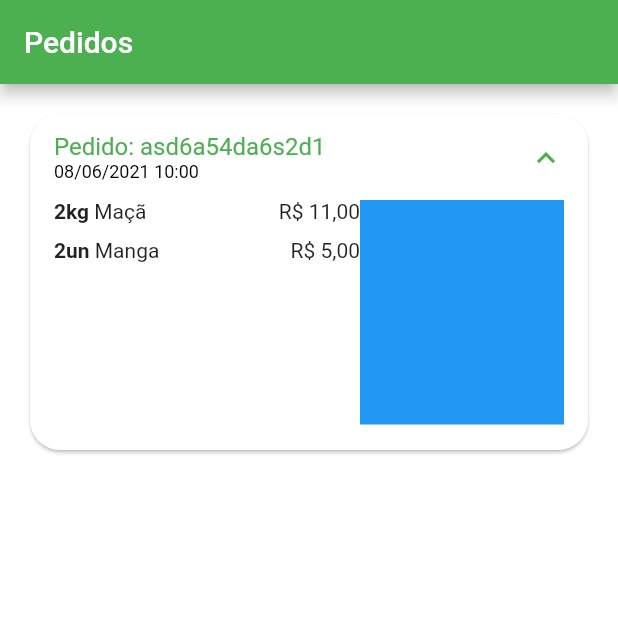
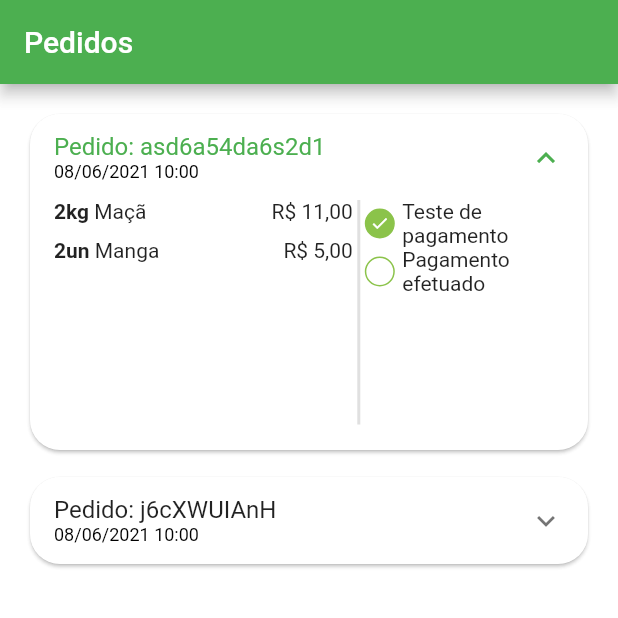
Before and after one commit to GilmarOQueiroz/quitanda-virtual-flutter, a Flutter app: the OrdersTab screen opened directly, after a tap on an icon or button, on a phone screen of 412 x 824 dp, the top half of it. Run offline on Flutter 3.47's test engine with Material 2 defaults, Android fonts, the phone set to English and light mode, and no system bars; our stand-ins replace animated_text_kit, mask_text_input_formatter.

Commit message:
Projeto app Flutter Quitanda Virtual 25/06/2023 - Rev01

```diff
--- a/lib/src/config/app_data.dart
+++ b/lib/src/config/app_data.dart
@@ -99,6 +99,7 @@
 );
 
 List<OrderModel> orders = [
+    // Pedido 01
     OrderModel(
         copyAndPaste: 'q1w2e3r4t5y6',
         createdDataTime: DateTime.parse(
@@ -121,4 +122,24 @@
             ),
         ],
     ),
+
+    //Pedido 02
+    OrderModel(
+        copyAndPaste: 'q1w2e3r4t5y6',
+        createdDataTime: DateTime.parse(
+            '2021-06-08 10:00:10.458',
+        ),
+        overdueDataTime: DateTime.parse(
+            '2021-06-08 11:00:10.458',
+        ),
+        id: 'j6cXWUIAnH',
+        status: 'pending_payment',
+        total: 11.0,
+        items: [
+            CartItemModel(
+                item: guava,
+                quantity: 1,
+            ),
+        ],
+    ),
 ];
--- /dev/null
+++ b/lib/src/pages/orders/components/order_status_widget.dart
@@ -0,0 +1,75 @@
+import 'package:flutter/material.dart';
+import '../../../config/custom_colors.dart';
+
+class OrderStatusWidget extends StatelessWidget {
+  final String status;
+  final bool isOverdue;
+
+  const OrderStatusWidget({
+    Key? key,
+    required this.status,
+    required this.isOverdue,
+  }) : super(key: key);
+
+  @override
+  Widget build(BuildContext context) {
+    return Column(
+      children: [
+        _StatusDot(
+          title: 'Teste de pagamento',
+          isActive: true,
+        ),
+        _StatusDot(
+          title: 'Pagamento efetuado',
+          isActive: false,
+        ),
+      ],
+    );
+  }
+}
+
+
+class _StatusDot extends StatelessWidget {
+  final bool isActive;
+  final String title;
+
+  const _StatusDot({
+    Key? key,
+    required this.isActive,
+    required this.title,
+  }) : super(key: key);
+
+  @override
+  Widget build(BuildContext context) {
+    return Row(
+      children: [
+        // Dot
+        Container(
+          alignment: Alignment.center,
+          height: 20,
+          width: 20,
+          decoration: BoxDecoration(
+            shape: BoxShape.circle,
+            border: Border.all(
+              color: CustomColors.customSwatchColor,
+            ),
+            color:
+              isActive ? CustomColors.customSwatchColor : Colors.transparent,
+          ),
+          child: isActive
+              ? const Icon(
+                  Icons.check,
+                  size: 13,
+                  color: Colors.white,
+              )
+              : const SizedBox.shrink(),
+        ),
+        const SizedBox(width: 5),
+        // Texto
+        Expanded(
+          child: Text(title),
+        ),
+      ],
+    );
+  }
+}
--- a/lib/src/pages/orders/components/order_tile.dart
+++ b/lib/src/pages/orders/components/order_tile.dart
@@ -2,6 +2,7 @@
 import 'package:hortifrute/src/models/cart_item_model.dart';
 import 'package:hortifrute/src/services/utils_services.dart';
 import '../../../models/order_model.dart';
+import 'order_status_widget.dart';
 
 class OrderTile extends StatelessWidget {
   final OrderModel order;
@@ -42,6 +43,8 @@
               height: 150,
               child: Row(
                 children: [
+
+                  //Lista de produtos
                   Expanded(
                     flex: 3,
                     child: ListView(
@@ -53,10 +56,20 @@
                       }).toList(),
                     ),
                   ),
+
+                  // Divisão
+                  VerticalDivider(
+                    color: Colors.grey.shade300,
+                    thickness: 2,
+                    width: 8,
+                  ),
+
+                  // Status do pedido
                   Expanded(
                     flex: 2,
-                    child: Container(
-                      color: Colors.blue,
+                    child: OrderStatusWidget(
+                      status: order.status,
+                      isOverdue: order.overdueDataTime.isBefore(DateTime.now()),
                     ),
                   ),
                 ],
```
